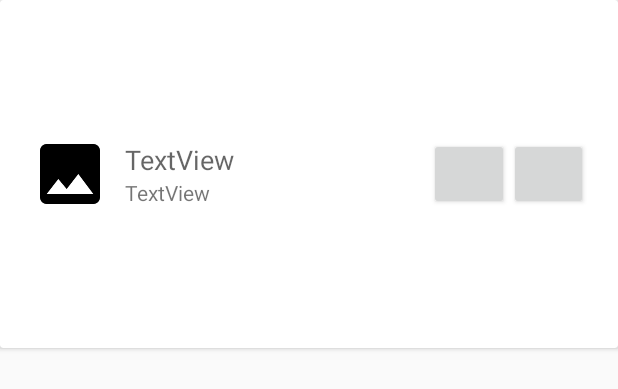
After one commit to saxenanihal95/MusicPlayer, an Android app: the layout browse.xml on its own in the app's theme, with its tools: preview values and no code run, on a phone screen of 412 x 824 dp. The commit adds this screen. Shown: the top 389 px of the screen. Run offline under Robolectric (Android 15) with nearby library versions, the phone set to English and light mode, and no system bars.

Commit message:
RecyclerViewAdapder Class Added

```diff
--- /dev/null
+++ b/app/src/main/res/layout/browse.xml
@@ -0,0 +1,72 @@
+<?xml version="1.0" encoding="utf-8"?>
+<android.support.v7.widget.CardView
+    xmlns:android="http://schemas.android.com/apk/res/android"
+    xmlns:app="http://schemas.android.com/apk/res-auto"
+    android:layout_width="match_parent"
+    android:layout_height="wrap_content">
+
+    <LinearLayout
+        android:layout_width="match_parent"
+        android:layout_height="wrap_content"
+        android:padding="20dp">
+
+        <ImageView
+            android:id="@+id/coverPic"
+            android:layout_width="match_parent"
+            android:layout_height="wrap_content"
+            android:contentDescription="@string/todo"
+            app:srcCompat="@drawable/placeholder"
+            android:layout_weight="2"/>
+
+        <LinearLayout
+            android:layout_width="match_parent"
+            android:layout_height="wrap_content"
+            android:orientation="vertical"
+            android:layout_weight="1"
+            android:layout_gravity="center_vertical">
+
+            <TextView
+                android:id="@+id/songTitle"
+                android:layout_width="match_parent"
+                android:layout_height="wrap_content"
+                android:text="TextView"
+                android:textAppearance="@style/TextAppearance.AppCompat.Medium"
+                android:layout_marginLeft="10dp"/>
+
+            <TextView
+                android:id="@+id/songArtist"
+                android:layout_width="match_parent"
+                android:layout_height="wrap_content"
+                android:text="TextView"
+                android:textAppearance="@style/TextAppearance.AppCompat.Small"
+                android:layout_marginLeft="10dp"/>
+        </LinearLayout>
+
+        <LinearLayout
+            android:layout_width="match_parent"
+            android:layout_height="wrap_content"
+            android:layout_weight="2"
+            android:layout_gravity="center_vertical">
+
+            <Button
+                android:layout_width="wrap_content"
+                android:layout_height="wrap_content" />
+
+        </LinearLayout>
+
+        <LinearLayout
+            android:layout_width="match_parent"
+            android:layout_height="wrap_content"
+            android:layout_weight="2"
+            android:layout_gravity="center_vertical">
+
+            <Button
+                android:layout_width="wrap_content"
+                android:layout_height="wrap_content" />
+
+        </LinearLayout>
+
+
+    </LinearLayout>
+
+</android.support.v7.widget.CardView>
--- a/app/src/main/res/values/strings.xml
+++ b/app/src/main/res/values/strings.xml
@@ -1,3 +1,4 @@
 <resources>
     <string name="app_name">Music Player</string>
+    <string name="todo">TODO</string>
 </resources>
--- a/build.gradle
+++ b/build.gradle
@@ -3,6 +3,7 @@
 buildscript {
     repositories {
         jcenter()
+        google()
     }
     dependencies {
         classpath 'com.android.tools.build:gradle:3.0.1'
@@ -15,6 +16,7 @@ buildscript {
 allprojects {
     repositories {
         jcenter()
+        google()
     }
 }
 
```
Also changed, not shown: app/build.gradle (+7 -1 lines), app/src/main/java/com/example/nsaxena/musicplayer/MainActivity.java (+13 -1 lines), app/src/main/java/com/example/nsaxena/musicplayer/RecyclerViewAdapter.java (added, +87 -0 lines), app/src/main/res/layout/activity_main.xml (+13 -0 lines), app/src/main/res/drawable/placeholder.png (added).
